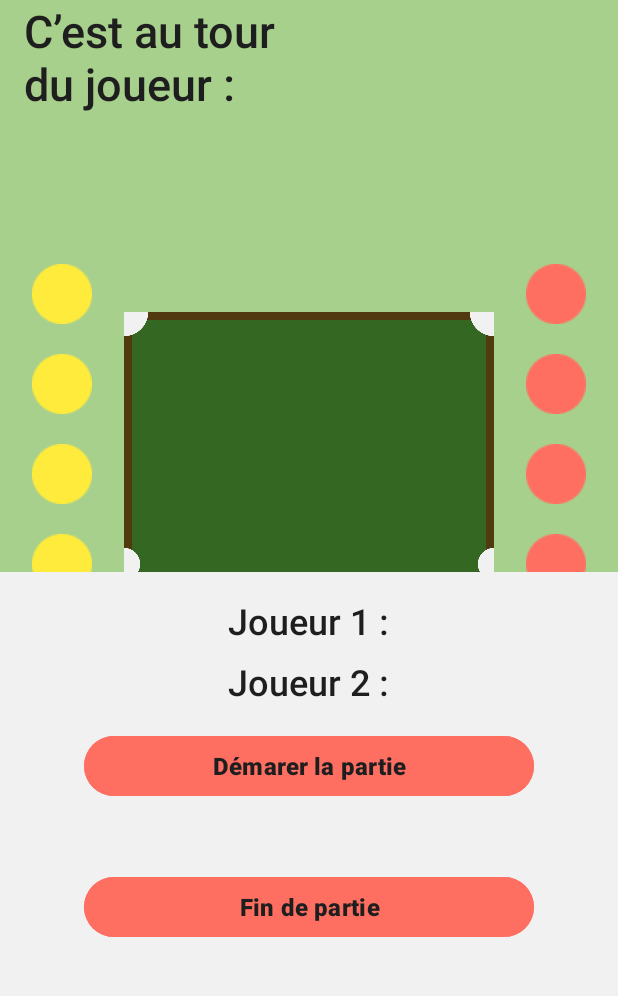
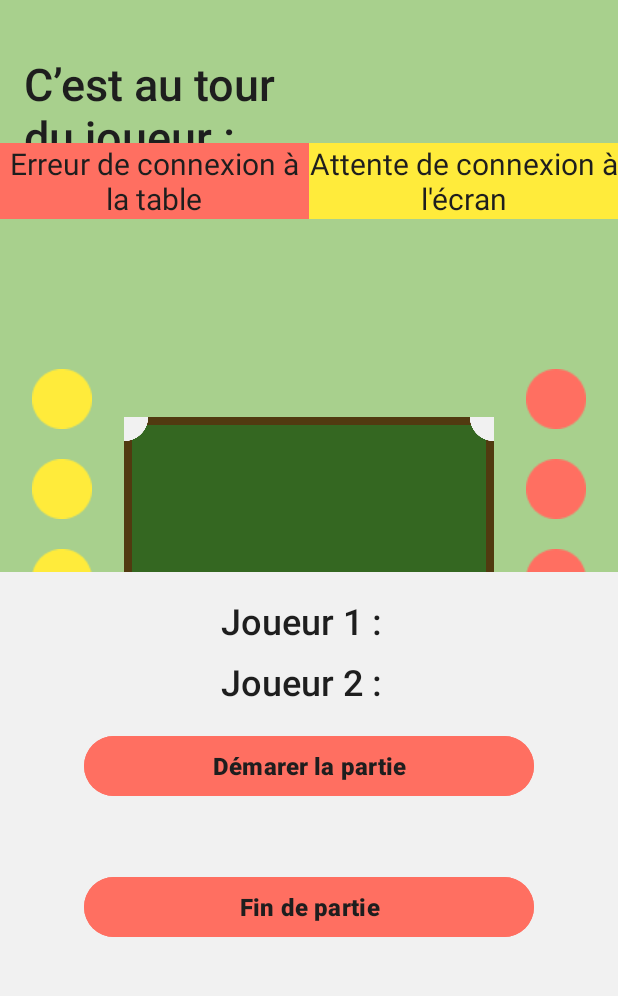
Before and after one commit to bts-lasalle-avignon-projets/plug-in-pool-2025, an Android app: the ActivitePartie screen opened directly, with no data from a screen before it, on a phone screen of 412 x 824 dp, the part 224-1220 px from its top. Run offline under Robolectric (Android 15) with nearby library versions, the light colour scheme and no system bars; 2 statements that could not run were skipped.

Commit message:
Ajouter visualisation etats connexions bluetooth

```diff
--- a/plug-in-pool-mobile/app/src/main/java/com/example/plug_in_pool/ActivitePartie.java
+++ b/plug-in-pool-mobile/app/src/main/java/com/example/plug_in_pool/ActivitePartie.java
@@ -6,6 +6,7 @@ import android.bluetooth.BluetoothDevice;
 import android.content.Intent;
 import android.content.pm.PackageManager;
 import android.database.CursorIndexOutOfBoundsException;
+import android.graphics.Color;
 import android.os.Build;
 import android.os.Bundle;
 import android.os.Handler;
@@ -15,6 +16,7 @@ import android.widget.ImageView;
 import android.widget.TextView;
 import android.widget.Toast;
 import java.util.ArrayList;
+import androidx.core.content.ContextCompat;
 
 import androidx.activity.EdgeToEdge;
 import androidx.annotation.NonNull;
@@ -53,11 +55,14 @@ public class ActivitePartie extends AppCompatActivity
     private int          indexBilleRouge   = 0;
     private int          indexBilleJaune   = 0;
 
+    private TextView tableStatut;
+    private TextView ecranStatut;
     private TextView texteJoueur1;
     private TextView texteJoueur2;
     private TextView afficherPointsJoueur1;
     private TextView afficherPointsJoueur2;
     private TextView joueurActuel;
+    private TextView joueurGagnant;
     private ImageView[] billesJaunes = new ImageView[7];
     private ImageView[] billesRouges = new ImageView[7];
 
@@ -75,6 +80,8 @@ public class ActivitePartie extends AppCompatActivity
     }
     void initialiserVues()
     {
+        tableStatut = findViewById(R.id.tableStatut);
+        ecranStatut = findViewById(R.id.ecranStatut);
         afficherPointsJoueur1 = findViewById(R.id.nbPointsDuJoueur1);
         afficherPointsJoueur2 = findViewById(R.id.nbPointsDuJoueur2);
         texteJoueur1    = findViewById(R.id.textePourNbPointsJoueur1);
@@ -464,7 +471,7 @@ public class ActivitePartie extends AppCompatActivity
 
         new Handler().postDelayed(() -> {
             if (communicationBluetoothTable != null && communicationBluetoothTable.estConnecte()) {
-                Toast.makeText(this, "Connexion table (ESP32) réussie", Toast.LENGTH_SHORT).show();
+                tableConnecter();
                 Log.d(TAG, "Connexion Bluetooth à la table réussie");
 
                 deviceEmission = adaptateurBluetooth.getRemoteDevice(adresseMacEcran);
@@ -476,19 +483,39 @@ public class ActivitePartie extends AppCompatActivity
 
                 new Handler().postDelayed(() -> {
                     if (communicationBluetoothEcran != null && communicationBluetoothEcran.estConnecte()) {
-                        Toast.makeText(this, "Connexion écran réussie", Toast.LENGTH_SHORT).show();
+                        ecranConnecter();
                         Log.d(TAG, "Connexion Bluetooth à l'écran réussie");
                     } else {
-                        Toast.makeText(this, "Bluetooth (écran) non connecté", Toast.LENGTH_LONG).show();
+                        ecranNonConnecter();
                         Log.e(TAG, "Connexion à l’écran ÉCHOUÉE !");
                     }
                 }, 2000);
 
             } else {
-                Toast.makeText(this, "Connexion à la table échouée, annulation écran", Toast.LENGTH_LONG).show();
+                tableNonConnecter();
                 Log.e(TAG, "Connexion à la table ÉCHOUÉE !");
             }
         }, 3000);
+    }
+    public void ecranNonConnecter()
+    {
+        ecranStatut.setBackgroundColor(ContextCompat.getColor(this, R.color.rouge));
+        ecranStatut.setText("Erreur de connexion à l'écran");
+    }
+    public void ecranConnecter()
+    {
+        ecranStatut.setBackgroundColor(ContextCompat.getColor(this, R.color.vertFonce));
+        ecranStatut.setText("Connexion à l'écran reussie");
+    }
+    public void tableNonConnecter()
+    {
+        tableStatut.setBackgroundColor(ContextCompat.getColor(this, R.color.rouge));
+        tableStatut.setText("Erreur de connexion à la table");
+    }
+    public void tableConnecter()
+    {
+        tableStatut.setBackgroundColor(ContextCompat.getColor(this, R.color.vertFonce));
+        tableStatut.setText("Connexion à la table réussie");
     }
     public void envoyerTrame(String trame)
     {
@@ -496,6 +523,7 @@ public class ActivitePartie extends AppCompatActivity
             Log.d(TAG, "Envoi vers écran : " + trame);
             communicationBluetoothEcran.envoyerTrameAsync(trame);
         } else {
+            ecranNonConnecter();
             Log.e(TAG, "Échec envoi écran : Bluetooth (écran) non connecté");
         }
     }
@@ -505,6 +533,7 @@ public class ActivitePartie extends AppCompatActivity
             Log.d(TAG, "Envoi vers table : " + trame);
             communicationBluetoothTable.envoyerTrameAsync(trame);
         } else {
+            tableNonConnecter();
             Log.e(TAG, "Échec envoi table : Connexion Bluetooth table non disponible");
         }
     }
--- a/plug-in-pool-mobile/app/src/main/res/layout/activity_activite_partie.xml
+++ b/plug-in-pool-mobile/app/src/main/res/layout/activity_activite_partie.xml
@@ -86,6 +86,37 @@
             app:layout_constraintTop_toTopOf="parent"
             android:paddingStart="16dp"
             android:paddingEnd="16dp"
+            tools:ignore="HardcodedText" />
+
+        <TextView
+            android:id="@+id/tableStatut"
+            android:layout_width="0dp"
+            android:layout_height="wrap_content"
+            android:text="Attente de connexion à la table"
+            android:textSize="20sp"
+            android:textColor="@color/noir"
+            android:background="@color/jaune"
+            android:gravity="center"
+            android:fontFamily="sans-serif"
+            app:layout_constraintTop_toBottomOf="@id/nomDuJoueur"
+            app:layout_constraintEnd_toStartOf="@id/ecranStatut"
+            app:layout_constraintStart_toStartOf="parent"
+            app:layout_constraintBottom_toBottomOf="@id/ecranStatut"
+            tools:ignore="HardcodedText" />
+
+        <TextView
+            android:id="@+id/ecranStatut"
+            android:layout_width="0dp"
+            android:layout_height="wrap_content"
+            android:text="Attente de connexion à l'écran"
+            android:textSize="20sp"
+            android:textColor="@color/noir"
+            android:background="@color/jaune"
+            android:gravity="center"
+            android:fontFamily="sans-serif"
+            app:layout_constraintTop_toBottomOf="@id/nomDuJoueur"
+            app:layout_constraintStart_toEndOf="@id/tableStatut"
+            app:layout_constraintEnd_toEndOf="parent"
             tools:ignore="HardcodedText" />
 
     </androidx.constraintlayout.widget.ConstraintLayout>
@@ -322,6 +353,7 @@
                     android:fontFamily="sans-serif-medium"
                     android:gravity="center"
                     android:text="Joueur 1 :"
+                    android:paddingRight="10dp"
                     android:textColor="@color/noir"
                     android:textSize="24sp"
                     tools:ignore="HardcodedText" />
@@ -351,6 +383,7 @@
                     android:fontFamily="sans-serif-medium"
                     android:gravity="center"
                     android:text="Joueur 2 :"
+                    android:paddingRight="10dp"
                     android:textColor="@color/noir"
                     android:textSize="24sp"
                     tools:ignore="HardcodedText" />
--- a/plug-in-pool-mobile/app/src/main/res/values/colors.xml
+++ b/plug-in-pool-mobile/app/src/main/res/values/colors.xml
@@ -6,6 +6,7 @@
     <color name="rouge">#FF6F61</color>
     <color name="jaune">#FFEB3B</color>
     <color name="vert">#A8D08D</color>
+    <color name="vertFonce">#2ba438</color>
     <color name="noir">#1E1E1E</color>
     <color name="blanc">#F1F1F1</color>
 </resources>
```
